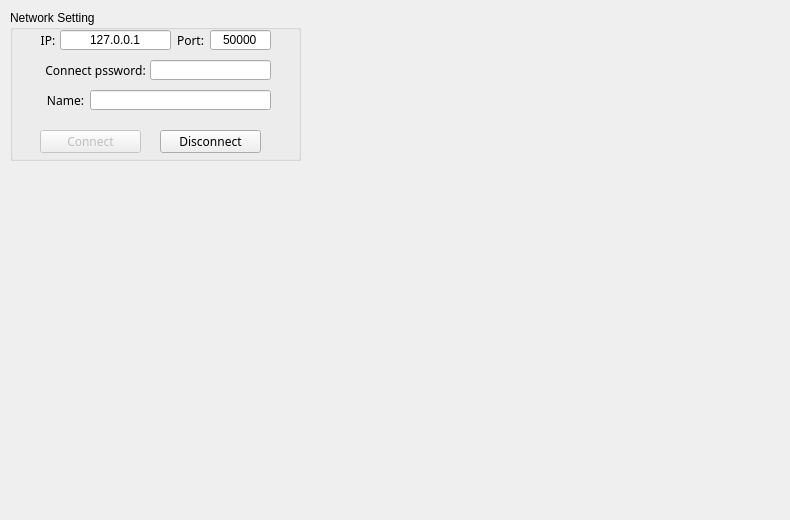
Qt form eSST_Reciver_Gui/view/network_view.ui (RuiChen0101/eSports-Stream-Tools) before a commit.
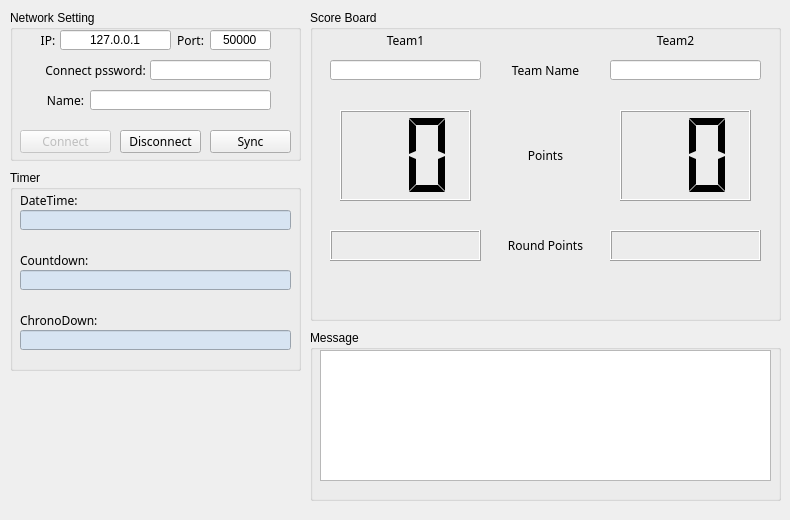
The same form after that commit.

Commit message: basic sync config enable but system structor needs some improve

Patch:
```diff
--- a/eSST_Reciver_Gui/view/network_view.ui
+++ b/eSST_Reciver_Gui/view/network_view.ui
@@ -181,9 +181,9 @@
     </property>
     <property name="geometry">
      <rect>
-      <x>30</x>
+      <x>10</x>
       <y>120</y>
-      <width>101</width>
+      <width>91</width>
       <height>23</height>
      </rect>
     </property>
@@ -202,9 +202,9 @@
    <widget class="QPushButton" name="disconnect_btn">
     <property name="geometry">
      <rect>
-      <x>150</x>
+      <x>110</x>
       <y>120</y>
-      <width>101</width>
+      <width>81</width>
       <height>23</height>
      </rect>
     </property>
@@ -255,6 +255,415 @@
     </property>
     <property name="text">
      <string>Name:</string>
+    </property>
+    <property name="alignment">
+     <set>Qt::AlignCenter</set>
+    </property>
+   </widget>
+   <widget class="QPushButton" name="force_sync_btn">
+    <property name="geometry">
+     <rect>
+      <x>200</x>
+      <y>120</y>
+      <width>81</width>
+      <height>23</height>
+     </rect>
+    </property>
+    <property name="font">
+     <font>
+      <family>Microsoft JhengHei</family>
+     </font>
+    </property>
+    <property name="text">
+     <string>Sync</string>
+    </property>
+   </widget>
+  </widget>
+  <widget class="QGroupBox" name="timer_group">
+   <property name="geometry">
+    <rect>
+     <x>10</x>
+     <y>170</y>
+     <width>291</width>
+     <height>201</height>
+    </rect>
+   </property>
+   <property name="title">
+    <string>Timer</string>
+   </property>
+   <widget class="QLabel" name="label_5">
+    <property name="geometry">
+     <rect>
+      <x>10</x>
+      <y>20</y>
+      <width>61</width>
+      <height>21</height>
+     </rect>
+    </property>
+    <property name="font">
+     <font>
+      <family>Microsoft JhengHei</family>
+     </font>
+    </property>
+    <property name="text">
+     <string>DateTime:</string>
+    </property>
+    <property name="alignment">
+     <set>Qt::AlignLeading|Qt::AlignLeft|Qt::AlignVCenter</set>
+    </property>
+   </widget>
+   <widget class="QLabel" name="label_6">
+    <property name="geometry">
+     <rect>
+      <x>10</x>
+      <y>80</y>
+      <width>71</width>
+      <height>21</height>
+     </rect>
+    </property>
+    <property name="font">
+     <font>
+      <family>Microsoft JhengHei</family>
+     </font>
+    </property>
+    <property name="text">
+     <string>Countdown:</string>
+    </property>
+    <property name="alignment">
+     <set>Qt::AlignLeading|Qt::AlignLeft|Qt::AlignVCenter</set>
+    </property>
+   </widget>
+   <widget class="QLabel" name="label_7">
+    <property name="geometry">
+     <rect>
+      <x>10</x>
+      <y>140</y>
+      <width>81</width>
+      <height>21</height>
+     </rect>
+    </property>
+    <property name="font">
+     <font>
+      <family>Microsoft JhengHei</family>
+     </font>
+    </property>
+    <property name="text">
+     <string>ChronoDown:</string>
+    </property>
+    <property name="alignment">
+     <set>Qt::AlignLeading|Qt::AlignLeft|Qt::AlignVCenter</set>
+    </property>
+   </widget>
+   <widget class="QLineEdit" name="datetim_live_output">
+    <property name="geometry">
+     <rect>
+      <x>10</x>
+      <y>40</y>
+      <width>271</width>
+      <height>20</height>
+     </rect>
+    </property>
+    <property name="styleSheet">
+     <string notr="true">background-color: rgb(215, 228, 242);</string>
+    </property>
+   </widget>
+   <widget class="QLineEdit" name="countdown_live_output">
+    <property name="geometry">
+     <rect>
+      <x>10</x>
+      <y>100</y>
+      <width>271</width>
+      <height>20</height>
+     </rect>
+    </property>
+    <property name="styleSheet">
+     <string notr="true">background-color: rgb(215, 228, 242);</string>
+    </property>
+   </widget>
+   <widget class="QLineEdit" name="chronodown_live_output">
+    <property name="geometry">
+     <rect>
+      <x>10</x>
+      <y>160</y>
+      <width>271</width>
+      <height>20</height>
+     </rect>
+    </property>
+    <property name="styleSheet">
+     <string notr="true">background-color: rgb(215, 228, 242);</string>
+    </property>
+   </widget>
+  </widget>
+  <widget class="QGroupBox" name="message_group">
+   <property name="geometry">
+    <rect>
+     <x>310</x>
+     <y>330</y>
+     <width>471</width>
+     <height>171</height>
+    </rect>
+   </property>
+   <property name="title">
+    <string>Message</string>
+   </property>
+   <widget class="QPlainTextEdit" name="message_display">
+    <property name="geometry">
+     <rect>
+      <x>10</x>
+      <y>20</y>
+      <width>451</width>
+      <height>131</height>
+     </rect>
+    </property>
+    <property name="readOnly">
+     <bool>true</bool>
+    </property>
+   </widget>
+  </widget>
+  <widget class="QGroupBox" name="score_board_group">
+   <property name="geometry">
+    <rect>
+     <x>310</x>
+     <y>10</y>
+     <width>471</width>
+     <height>311</height>
+    </rect>
+   </property>
+   <property name="title">
+    <string>Score Board</string>
+   </property>
+   <widget class="QLCDNumber" name="team2_point_display">
+    <property name="geometry">
+     <rect>
+      <x>310</x>
+      <y>100</y>
+      <width>131</width>
+      <height>91</height>
+     </rect>
+    </property>
+    <property name="digitCount">
+     <number>2</number>
+    </property>
+    <property name="mode">
+     <enum>QLCDNumber::Dec</enum>
+    </property>
+    <property name="segmentStyle">
+     <enum>QLCDNumber::Flat</enum>
+    </property>
+    <property name="intValue" stdset="0">
+     <number>0</number>
+    </property>
+   </widget>
+   <widget class="QLabel" name="label_8">
+    <property name="geometry">
+     <rect>
+      <x>190</x>
+      <y>50</y>
+      <width>91</width>
+      <height>21</height>
+     </rect>
+    </property>
+    <property name="font">
+     <font>
+      <family>Microsoft JhengHei</family>
+     </font>
+    </property>
+    <property name="text">
+     <string>Team Name</string>
+    </property>
+    <property name="alignment">
+     <set>Qt::AlignCenter</set>
+    </property>
+   </widget>
+   <widget class="QLineEdit" name="team1_name_edit">
+    <property name="geometry">
+     <rect>
+      <x>20</x>
+      <y>50</y>
+      <width>151</width>
+      <height>20</height>
+     </rect>
+    </property>
+    <property name="alignment">
+     <set>Qt::AlignCenter</set>
+    </property>
+    <property name="readOnly">
+     <bool>true</bool>
+    </property>
+   </widget>
+   <widget class="QLineEdit" name="team2_name_edit">
+    <property name="geometry">
+     <rect>
+      <x>300</x>
+      <y>50</y>
+      <width>151</width>
+      <height>20</height>
+     </rect>
+    </property>
+    <property name="alignment">
+     <set>Qt::AlignCenter</set>
+    </property>
+    <property name="readOnly">
+     <bool>true</bool>
+    </property>
+   </widget>
+   <widget class="QLCDNumber" name="team1_point_display">
+    <property name="geometry">
+     <rect>
+      <x>30</x>
+      <y>100</y>
+      <width>131</width>
+      <height>91</height>
+     </rect>
+    </property>
+    <property name="digitCount">
+     <number>2</number>
+    </property>
+    <property name="mode">
+     <enum>QLCDNumber::Dec</enum>
+    </property>
+    <property name="segmentStyle">
+     <enum>QLCDNumber::Flat</enum>
+    </property>
+    <property name="intValue" stdset="0">
+     <number>0</number>
+    </property>
+   </widget>
+   <widget class="QLabel" name="label_9">
+    <property name="geometry">
+     <rect>
+      <x>190</x>
+      <y>100</y>
+      <width>91</width>
+      <height>91</height>
+     </rect>
+    </property>
+    <property name="font">
+     <font>
+      <family>Microsoft JhengHei</family>
+     </font>
+    </property>
+    <property name="text">
+     <string>Points</string>
+    </property>
+    <property name="alignment">
+     <set>Qt::AlignCenter</set>
+    </property>
+   </widget>
+   <widget class="QLabel" name="team1_round_point_display">
+    <property name="geometry">
+     <rect>
+      <x>20</x>
+      <y>220</y>
+      <width>151</width>
+      <height>31</height>
+     </rect>
+    </property>
+    <property name="font">
+     <font>
+      <family>Microsoft JhengHei</family>
+      <pointsize>12</pointsize>
+     </font>
+    </property>
+    <property name="frameShape">
+     <enum>QFrame::Box</enum>
+    </property>
+    <property name="frameShadow">
+     <enum>QFrame::Raised</enum>
+    </property>
+    <property name="text">
+     <string/>
+    </property>
+    <property name="alignment">
+     <set>Qt::AlignCenter</set>
+    </property>
+   </widget>
+   <widget class="QLabel" name="team2_round_point_display">
+    <property name="geometry">
+     <rect>
+      <x>300</x>
+      <y>220</y>
+      <width>151</width>
+      <height>31</height>
+     </rect>
+    </property>
+    <property name="font">
+     <font>
+      <family>Microsoft JhengHei</family>
+      <pointsize>12</pointsize>
+     </font>
+    </property>
+    <property name="frameShape">
+     <enum>QFrame::Box</enum>
+    </property>
+    <property name="frameShadow">
+     <enum>QFrame::Raised</enum>
+    </property>
+    <property name="text">
+     <string/>
+    </property>
+    <property name="alignment">
+     <set>Qt::AlignCenter</set>
+    </property>
+   </widget>
+   <widget class="QLabel" name="label_10">
+    <property name="geometry">
+     <rect>
+      <x>190</x>
+      <y>220</y>
+      <width>91</width>
+      <height>31</height>
+     </rect>
+    </property>
+    <property name="font">
+     <font>
+      <family>Microsoft JhengHei</family>
+     </font>
+    </property>
+    <property name="text">
+     <string>Round Points</string>
+    </property>
+    <property name="alignment">
+     <set>Qt::AlignCenter</set>
+    </property>
+   </widget>
+   <widget class="QLabel" name="label_11">
+    <property name="geometry">
+     <rect>
+      <x>20</x>
+      <y>20</y>
+      <width>151</width>
+      <height>21</height>
+     </rect>
+    </property>
+    <property name="font">
+     <font>
+      <family>Microsoft JhengHei</family>
+     </font>
+    </property>
+    <property name="text">
+     <string>Team1</string>
+    </property>
+    <property name="alignment">
+     <set>Qt::AlignCenter</set>
+    </property>
+   </widget>
+   <widget class="QLabel" name="label_12">
+    <property name="geometry">
+     <rect>
+      <x>290</x>
+      <y>20</y>
+      <width>151</width>
+      <height>21</height>
+     </rect>
+    </property>
+    <property name="font">
+     <font>
+      <family>Microsoft JhengHei</family>
+     </font>
+    </property>
+    <property name="text">
+     <string>Team2</string>
     </property>
     <property name="alignment">
      <set>Qt::AlignCenter</set>
```
Left out of the diff: 6 changed lines with no effect on the pictures. The commit also changes 34 other files.
